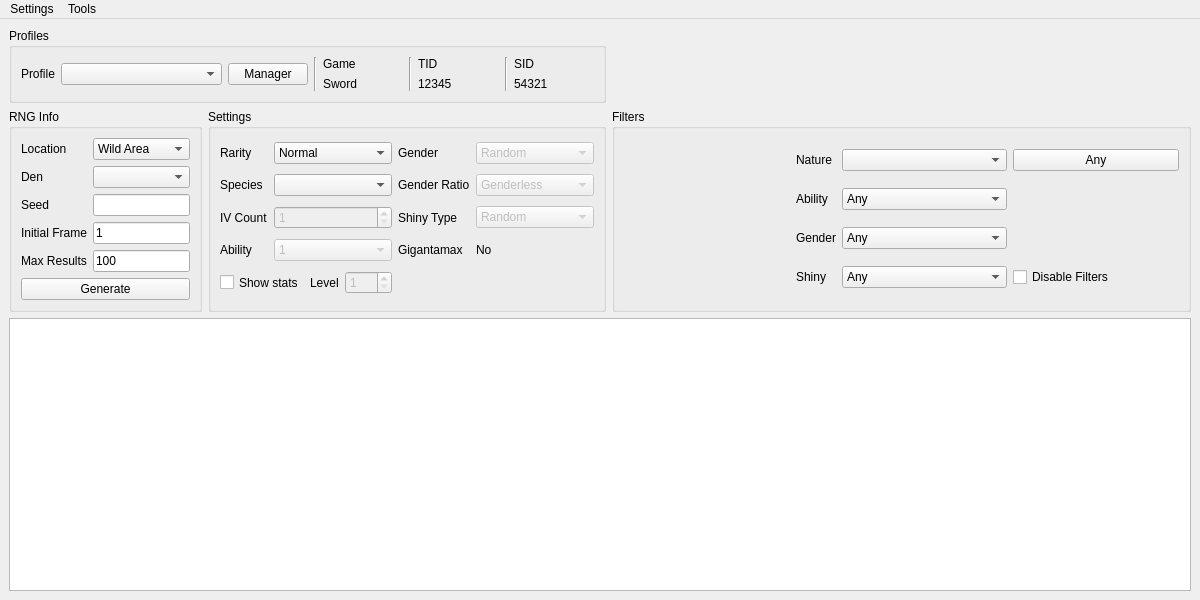
Above: Forms/MainWindow.ui from Admiral-Fish/RaidFinder before the change. Below: the same form after it.
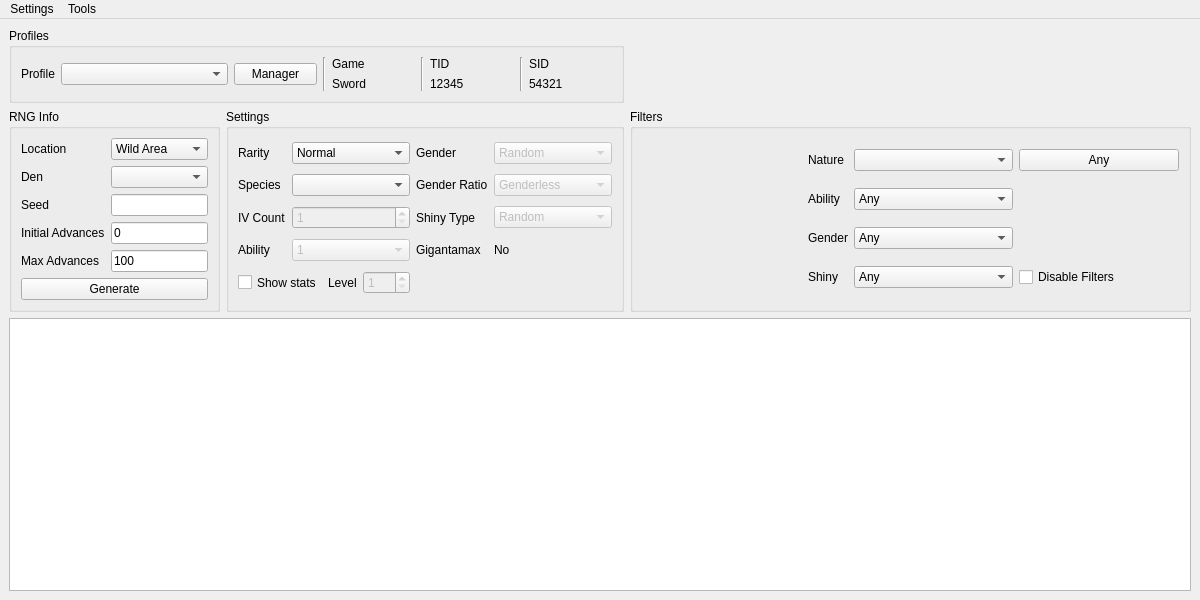
That is the form after the change. Custom widgets are drawn as their Qt base class.

Commit message: Frames -> Advances

What changed in the file:
```diff
--- a/Forms/MainWindow.ui
+++ b/Forms/MainWindow.ui
@@ -39,7 +39,7 @@
           </sizepolicy>
          </property>
          <property name="text">
-          <string>Initial Frame</string>
+          <string>Initial Advances</string>
          </property>
         </widget>
        </item>
@@ -52,7 +52,7 @@
           </sizepolicy>
          </property>
          <property name="text">
-          <string>Max Results</string>
+          <string>Max Advances</string>
          </property>
         </widget>
        </item>
@@ -85,7 +85,7 @@
        <item row="4" column="1">
         <widget class="TextBox" name="textBoxInitialFrame">
          <property name="text">
-          <string notr="true">1</string>
+          <string notr="true">0</string>
          </property>
         </widget>
        </item>
```
Left out of the diff: 12 changed lines with no effect on the pictures. The commit also changes 25 other files.
